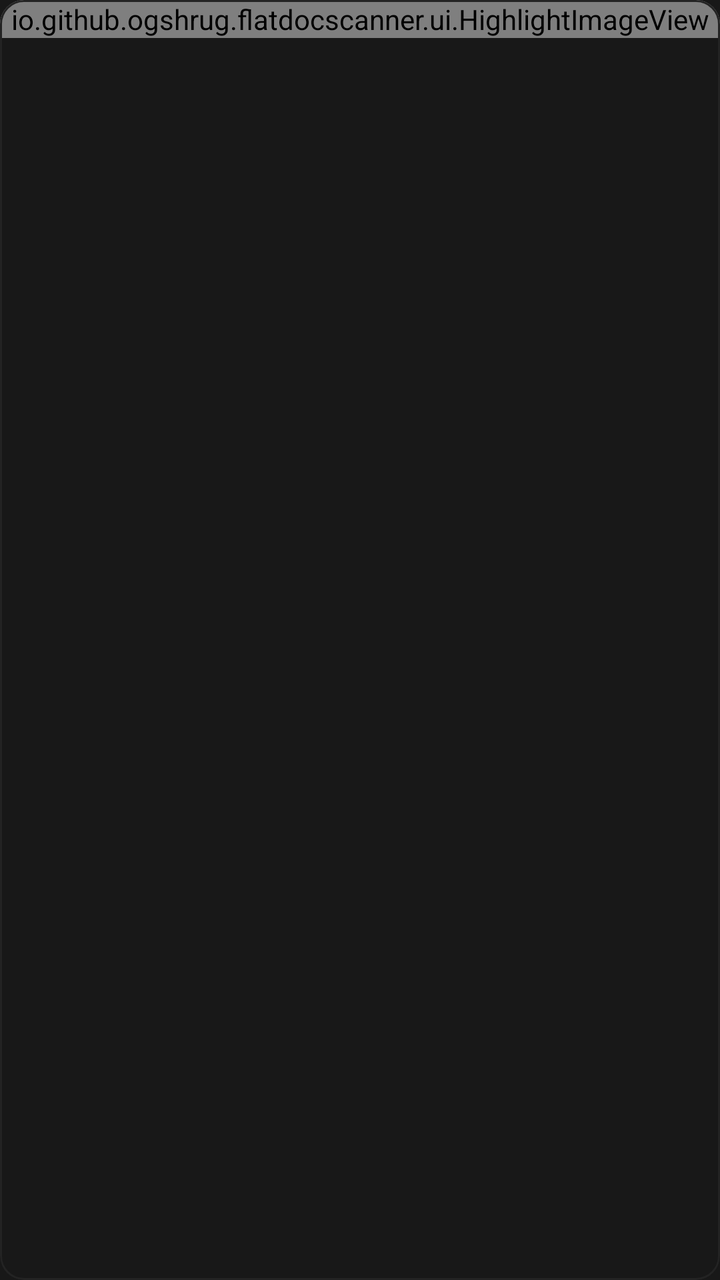
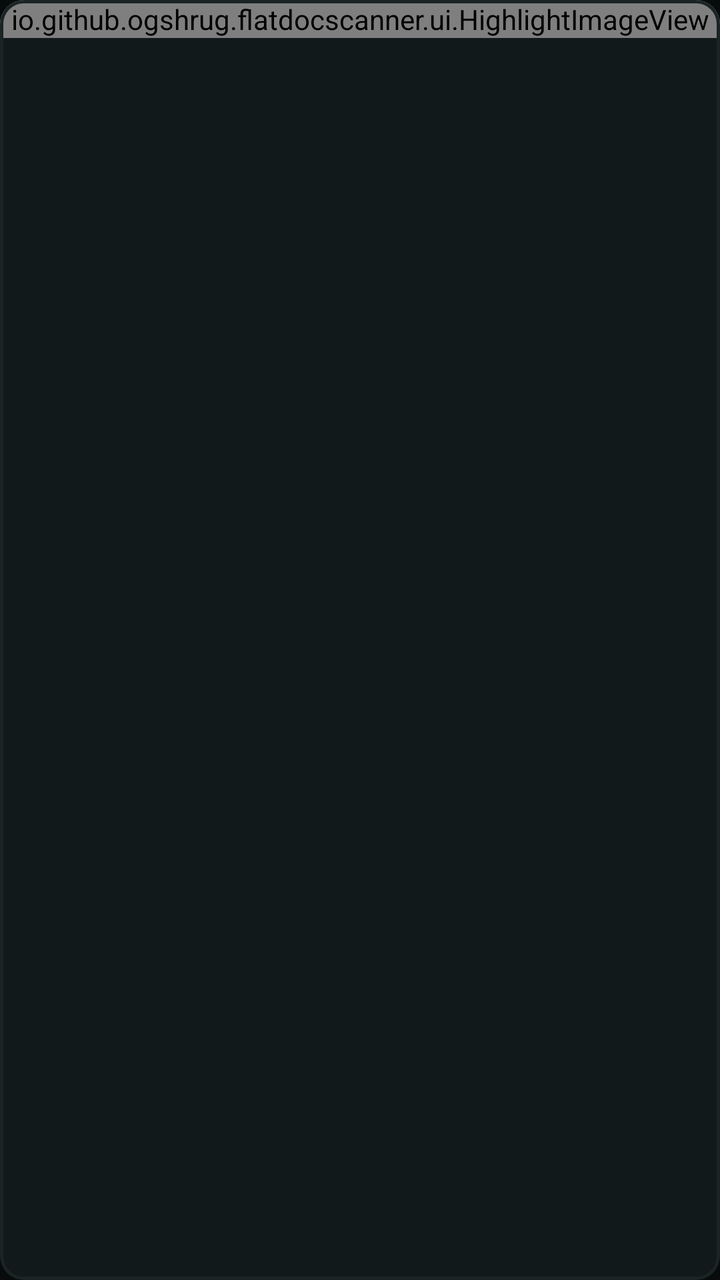

Before-and-after screenshots of an Android layout around one commit, followed by the original layout XML and the change that was made.
<!-- AndroidManifest.xml: application theme Theme.DocScanner -->
<!-- res/layout/item_page.xml -->
<?xml version="1.0" encoding="utf-8"?>
<com.google.android.material.card.MaterialCardView xmlns:android="http://schemas.android.com/apk/res/android"
    xmlns:app="http://schemas.android.com/apk/res-auto"
    style="?attr/materialCardViewOutlinedStyle"
    android:checkable="true"
    app:checkedIcon="@null"
    android:layout_width="match_parent"
    android:layout_height="wrap_content"
    android:layout_margin="6dp">

    <LinearLayout
        android:layout_width="match_parent"
        android:layout_height="wrap_content"
        android:orientation="vertical">

        <FrameLayout
            android:layout_width="match_parent"
            android:layout_height="wrap_content">

            <io.github.ogshrug.flatdocscanner.ui.HighlightImageView
                android:id="@+id/image"
                android:layout_width="match_parent"
                android:layout_height="wrap_content"
                android:background="?attr/colorSurfaceContainerHighest"
                android:importantForAccessibility="no"
                android:scaleType="fitCenter" />

            <ImageView
                android:id="@+id/check"
                android:layout_width="26dp"
                android:layout_height="26dp"
                android:layout_gravity="bottom|end"
                android:layout_margin="6dp"
                android:importantForAccessibility="no"
                android:visibility="gone" />
        </FrameLayout>

        <TextView
            android:id="@+id/number"
            android:layout_width="match_parent"
            android:layout_height="wrap_content"
            android:gravity="center"
            android:padding="6dp"
            android:textAppearance="?attr/textAppearanceLabelLarge" />
    </LinearLayout>
</com.google.android.material.card.MaterialCardView>
<!-- resources referenced by this layout -->
<resources>
  <style name="Theme.DocScanner" parent="Theme.Material3.Dark.NoActionBar">
          <item name="colorPrimary">@color/accent</item>
          <item name="colorOnPrimary">@color/on_accent</item>
          <item name="colorPrimaryContainer">@color/accent_container</item>
          <item name="colorOnPrimaryContainer">@color/on_accent_container</item>
          <item name="colorSecondary">@color/accent</item>
          <item name="colorOnSecondary">@color/on_accent</item>
          <item name="colorSecondaryContainer">@color/accent_container</item>
          <item name="colorOnSecondaryContainer">@color/on_accent_container</item>
          <item name="colorTertiary">@color/accent</item>
          <item name="colorOnTertiary">@color/on_accent</item>
          <item name="colorError">@color/error</item>
          <item name="colorOnError">@color/on_error</item>
  
          <item name="android:colorBackground">@color/background</item>
          <item name="colorOnBackground">@color/text_primary</item>
          <item name="colorSurface">@color/background</item>
          <item name="colorOnSurface">@color/text_primary</item>
          <item name="colorOnSurfaceVariant">@color/text_secondary</item>
          <item name="colorSurfaceContainerLowest">@color/surface_lowest</item>
          <item name="colorSurfaceContainerLow">@color/surface_low</item>
          <item name="colorSurfaceContainer">@color/surface</item>
          <item name="colorSurfaceContainerHigh">@color/surface_high</item>
          <item name="colorSurfaceContainerHighest">@color/surface_highest</item>
          <item name="colorOutline">@color/outline</item>
          <item name="colorOutlineVariant">@color/divider</item>
  
          <item name="android:windowBackground">@color/background</item>
          <item name="android:windowLightStatusBar">false</item>
  
          
          <item name="floatingActionButtonStyle">@style/Widget.DocScanner.Fab</item>
          <item name="extendedFloatingActionButtonStyle">@style/Widget.DocScanner.ExtendedFab</item>
      </style>
  <color name="accent">#FFCEFF3E</color>
  <color name="on_accent">#FF181818</color>
  <color name="accent_container">#FF2C3511</color>
  <color name="on_accent_container">#FFCEFF3E</color>
  <color name="error">#FFFF6B5E</color>
  <color name="on_error">#FF181818</color>
  <color name="background">#FF181818</color>
  <color name="text_primary">#FFFFFFFF</color>
  <color name="text_secondary">#FFA6A6A6</color>
  <color name="surface_lowest">#FF121212</color>
  <color name="surface_low">#FF1C1C1C</color>
  <color name="surface">#FF1F1F1F</color>
  <color name="surface_high">#FF232323</color>
  <color name="surface_highest">#FF2A2A2A</color>
  <color name="outline">#FF3A3A3A</color>
  <color name="divider">#FF232323</color>
  <style name="Widget.DocScanner.Fab" parent="Widget.Material3.FloatingActionButton.Primary">
          <item name="backgroundTint">@color/accent</item>
          <item name="tint">@color/on_accent</item>
      </style>
  <style name="Widget.DocScanner.ExtendedFab" parent="Widget.Material3.ExtendedFloatingActionButton.Icon.Primary">
          <item name="backgroundTint">@color/accent</item>
          <item name="android:textColor">@color/on_accent</item>
          <item name="iconTint">@color/on_accent</item>
      </style>
</resources>

<!-- the commit's change to res/layout/item_page.xml (unified diff, before → after) -->
@@ -1,9 +1,12 @@
 <?xml version="1.0" encoding="utf-8"?>
 <com.google.android.material.card.MaterialCardView xmlns:android="http://schemas.android.com/apk/res/android"
     xmlns:app="http://schemas.android.com/apk/res-auto"
-    style="?attr/materialCardViewOutlinedStyle"
+    style="?attr/materialCardViewFilledStyle"
     android:checkable="true"
+    app:cardBackgroundColor="@color/surface"
     app:checkedIcon="@null"
+    app:strokeColor="@color/card_stroke"
+    app:strokeWidth="1.5dp"
     android:layout_width="match_parent"
     android:layout_height="wrap_content"
     android:layout_margin="6dp">
@@ -41,6 +44,7 @@
             android:layout_height="wrap_content"
             android:gravity="center"
             android:padding="6dp"
-            android:textAppearance="?attr/textAppearanceLabelLarge" />
+            android:textAppearance="?attr/textAppearanceLabelMedium"
+            android:textColor="?attr/colorOnSurfaceVariant" />
     </LinearLayout>
 </com.google.android.material.card.MaterialCardView>
<!-- resource entries referenced after the edit -->
@@ -9,7 +9,7 @@
           <item name="colorOnSecondary">@color/on_accent</item>
           <item name="colorSecondaryContainer">@color/accent_container</item>
           <item name="colorOnSecondaryContainer">@color/on_accent_container</item>
-          <item name="colorTertiary">@color/accent</item>
+          <item name="colorTertiary">@color/accent_bright</item>
           <item name="colorOnTertiary">@color/on_accent</item>
           <item name="colorError">@color/error</item>
           <item name="colorOnError">@color/on_error</item>
@@ -18,46 +18,80 @@
           <item name="colorOnBackground">@color/text_primary</item>
           <item name="colorSurface">@color/background</item>
           <item name="colorOnSurface">@color/text_primary</item>
+          <item name="colorSurfaceVariant">@color/surface_highest</item>
           <item name="colorOnSurfaceVariant">@color/text_secondary</item>
           <item name="colorSurfaceContainerLowest">@color/surface_lowest</item>
           <item name="colorSurfaceContainerLow">@color/surface_low</item>
           <item name="colorSurfaceContainer">@color/surface</item>
           <item name="colorSurfaceContainerHigh">@color/surface_high</item>
           <item name="colorSurfaceContainerHighest">@color/surface_highest</item>
+          <item name="colorSurfaceInverse">@color/text_primary</item>
+          <item name="colorOnSurfaceInverse">@color/background</item>
+          <item name="colorPrimaryInverse">@color/accent_container</item>
           <item name="colorOutline">@color/outline</item>
           <item name="colorOutlineVariant">@color/divider</item>
   
           <item name="android:windowBackground">@color/background</item>
           <item name="android:windowLightStatusBar">false</item>
+          <item name="android:textColorHighlight">@color/accent_container</item>
   
           
           <item name="floatingActionButtonStyle">@style/Widget.DocScanner.Fab</item>
           <item name="extendedFloatingActionButtonStyle">@style/Widget.DocScanner.ExtendedFab</item>
+          <item name="toolbarStyle">@style/Widget.DocScanner.Toolbar</item>
+          <item name="snackbarStyle">@style/Widget.DocScanner.Snackbar</item>
+          <item name="snackbarButtonStyle">@style/Widget.DocScanner.SnackbarButton</item>
+          <item name="snackbarTextViewStyle">@style/Widget.DocScanner.SnackbarText</item>
       </style>
-  <color name="accent">#FFCEFF3E</color>
-  <color name="on_accent">#FF181818</color>
-  <color name="accent_container">#FF2C3511</color>
-  <color name="on_accent_container">#FFCEFF3E</color>
-  <color name="error">#FFFF6B5E</color>
-  <color name="on_error">#FF181818</color>
-  <color name="background">#FF181818</color>
-  <color name="text_primary">#FFFFFFFF</color>
-  <color name="text_secondary">#FFA6A6A6</color>
-  <color name="surface_lowest">#FF121212</color>
-  <color name="surface_low">#FF1C1C1C</color>
-  <color name="surface">#FF1F1F1F</color>
-  <color name="surface_high">#FF232323</color>
-  <color name="surface_highest">#FF2A2A2A</color>
-  <color name="outline">#FF3A3A3A</color>
-  <color name="divider">#FF232323</color>
+  <color name="accent">#FF2DD4BF</color>
+  <color name="on_accent">#FF00201C</color>
+  <color name="accent_container">#FF0C3A35</color>
+  <color name="on_accent_container">#FF8FF3E4</color>
+  <color name="accent_bright">#FF5EEAD4</color>
+  <color name="error">#FFFF7A70</color>
+  <color name="on_error">#FF2B0705</color>
+  <color name="background">#FF080B0C</color>
+  <color name="text_primary">#FFF2F7F7</color>
+  <color name="text_secondary">#FF9BADAF</color>
+  <color name="surface_lowest">#FF040606</color>
+  <color name="surface_low">#FF0E1314</color>
+  <color name="surface">#FF12191A</color>
+  <color name="surface_high">#FF182122</color>
+  <color name="surface_highest">#FF202B2C</color>
+  <color name="outline">#FF33474A</color>
+  <color name="divider">#FF1A2425</color>
   <style name="Widget.DocScanner.Fab" parent="Widget.Material3.FloatingActionButton.Primary">
           <item name="backgroundTint">@color/accent</item>
           <item name="tint">@color/on_accent</item>
+          <item name="rippleColor">@color/accent_bright</item>
       </style>
   <style name="Widget.DocScanner.ExtendedFab" parent="Widget.Material3.ExtendedFloatingActionButton.Icon.Primary">
           <item name="backgroundTint">@color/accent</item>
           <item name="android:textColor">@color/on_accent</item>
           <item name="iconTint">@color/on_accent</item>
+          <item name="rippleColor">@color/accent_bright</item>
+          <item name="shapeAppearanceOverlay">@style/ShapeAppearance.DocScanner.Circle</item>
+      </style>
+  <style name="Widget.DocScanner.Toolbar" parent="Widget.Material3.Toolbar">
+          <item name="titleTextAppearance">@style/TextAppearance.DocScanner.ToolbarTitle</item>
+      </style>
+  <style name="Widget.DocScanner.Snackbar" parent="Widget.Material3.Snackbar">
+          <item name="backgroundTint">@color/surface_highest</item>
+          <item name="actionTextColorAlpha">1</item>
+      </style>
+  <style name="Widget.DocScanner.SnackbarButton" parent="Widget.Material3.Button.TextButton.Snackbar">
+          <item name="android:textColor">@color/accent</item>
+      </style>
+  <style name="Widget.DocScanner.SnackbarText" parent="Widget.Material3.Snackbar.TextView">
+          <item name="android:textColor">@color/text_primary</item>
+      </style>
+  <style name="ShapeAppearance.DocScanner.Circle" parent="">
+          <item name="cornerFamily">rounded</item>
+          <item name="cornerSize">50%</item>
+      </style>
+  <style name="TextAppearance.DocScanner.ToolbarTitle" parent="TextAppearance.Material3.TitleLarge">
+          <item name="android:textStyle">bold</item>
+          <item name="android:letterSpacing">-0.01</item>
       </style>
 </resources>
 
